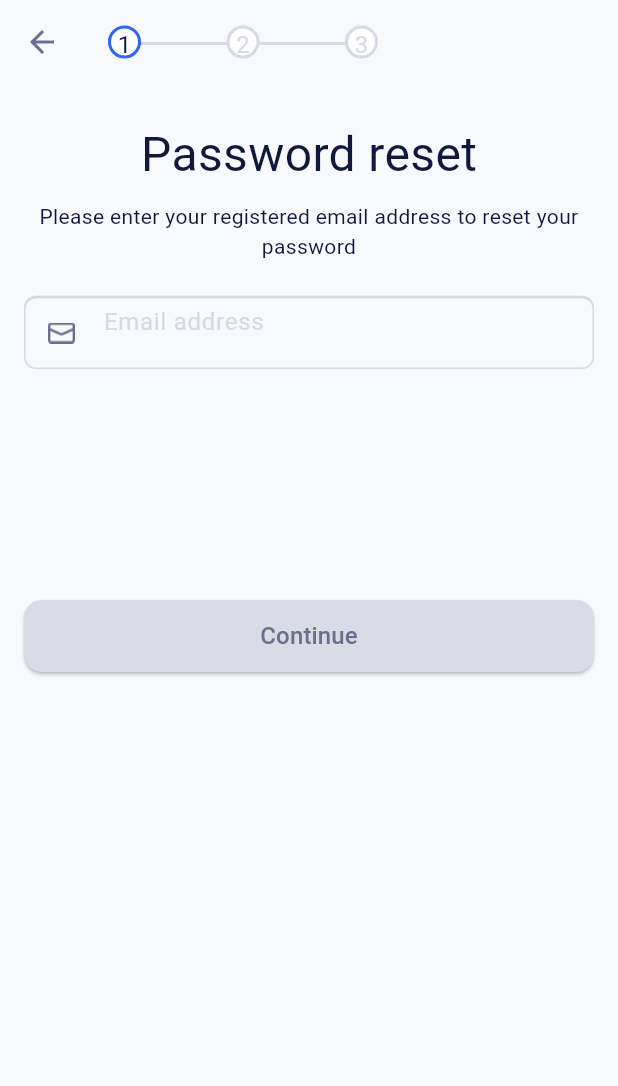
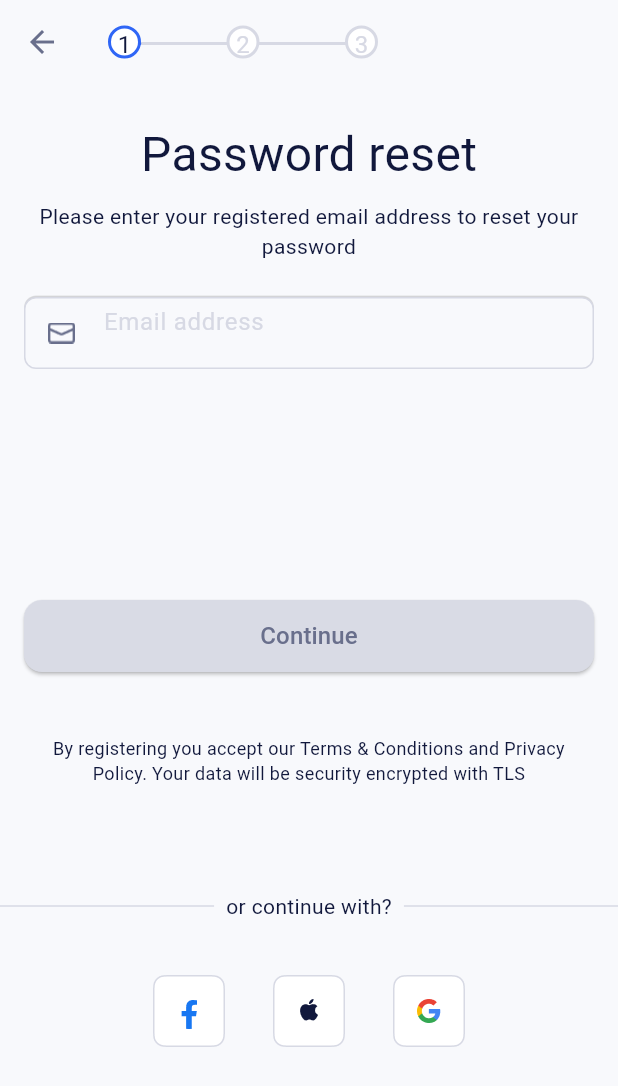
Before and after one commit to bai-93/binanceApp, a Flutter app: the screen it shows after launch, on a phone screen of 412 x 824 dp. Shown: the top 1086 px of the screen. Run offline on Flutter 3.47's test engine with Material 3 defaults, Android fonts, the light colour scheme and no system bars; our stand-ins replace adaptive_theme, bloc, camera, dio, equatable, flutter_bloc and 7 more; generated files the repository leaves out were written again.

Commit message:
fixed colors

```diff
--- a/lib/presentation/pages/login_page/password_reset/password_reset.dart
+++ b/lib/presentation/pages/login_page/password_reset/password_reset.dart
@@ -19,6 +19,11 @@ class _PasswordResetState extends BaseScreenState<PasswordReset>
   @override
   AppBar? typeAppbar({AppbarType type = AppbarType.none}) {
     return super.typeAppbar(type: AppbarType.custom);
+  }
+
+  @override
+  bool isActiveBottomSocialApp() {
+    return true;
   }
 
   @override
@@ -96,6 +101,7 @@ class _PasswordResetState extends BaseScreenState<PasswordReset>
                 shape: const RoundedRectangleBorder(
                     borderRadius: BorderRadius.all(Radius.circular(12.0))),
                 surfaceTintColor: AppColors.backgroundWhiteTheme,
+                foregroundColor: AppColors.backgroundWhiteTheme,
                 backgroundColor: isActiveButton
                     ? AppColors.onboardingPrimary
                     : AppColors.otline),
@@ -105,7 +111,19 @@ class _PasswordResetState extends BaseScreenState<PasswordReset>
                   color:
                       isActiveButton ? AppColors.surface : AppColors.secondary,
                   fontSize: 16.0),
-            ))
+            )),
+        const SizedBox(
+          height: 42.0,
+        ),
+        Text(
+          'By registering you accept our Terms & Conditions and Privacy Policy. Your data will be security encrypted with TLS',
+          softWrap: true,
+          textAlign: TextAlign.center,
+          style: TextStyle(color: AppColors.text, fontSize: 12.0),
+        ),
+        const SizedBox(
+          height: 70.0,
+        )
       ]),
     );
   }
```
